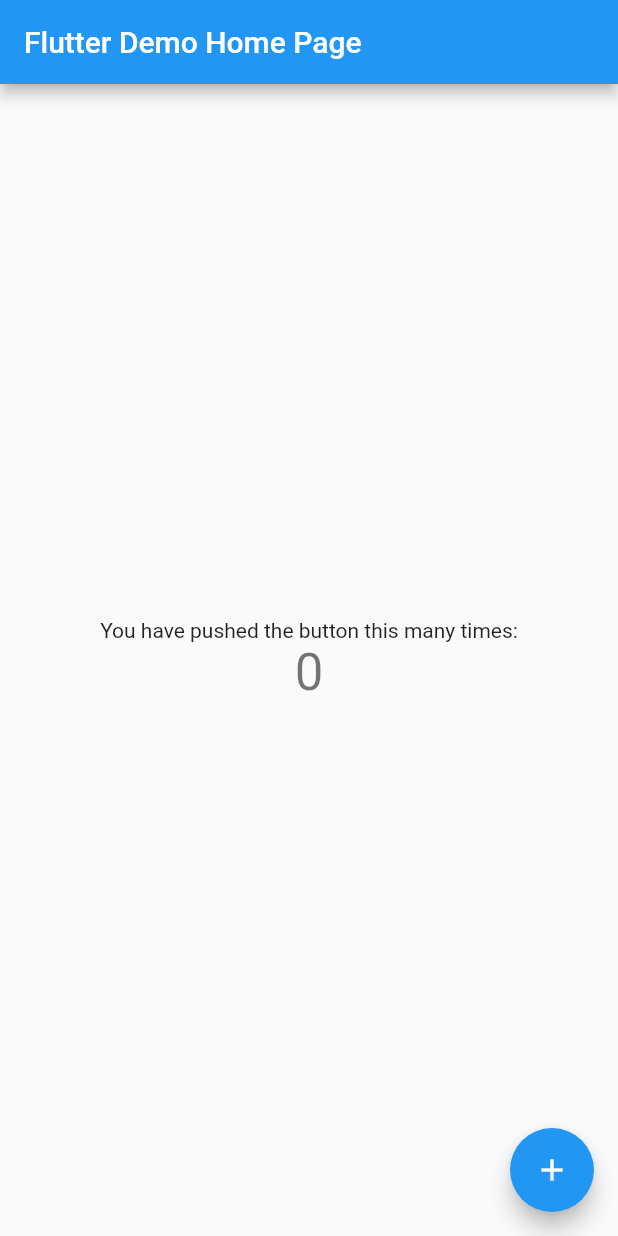
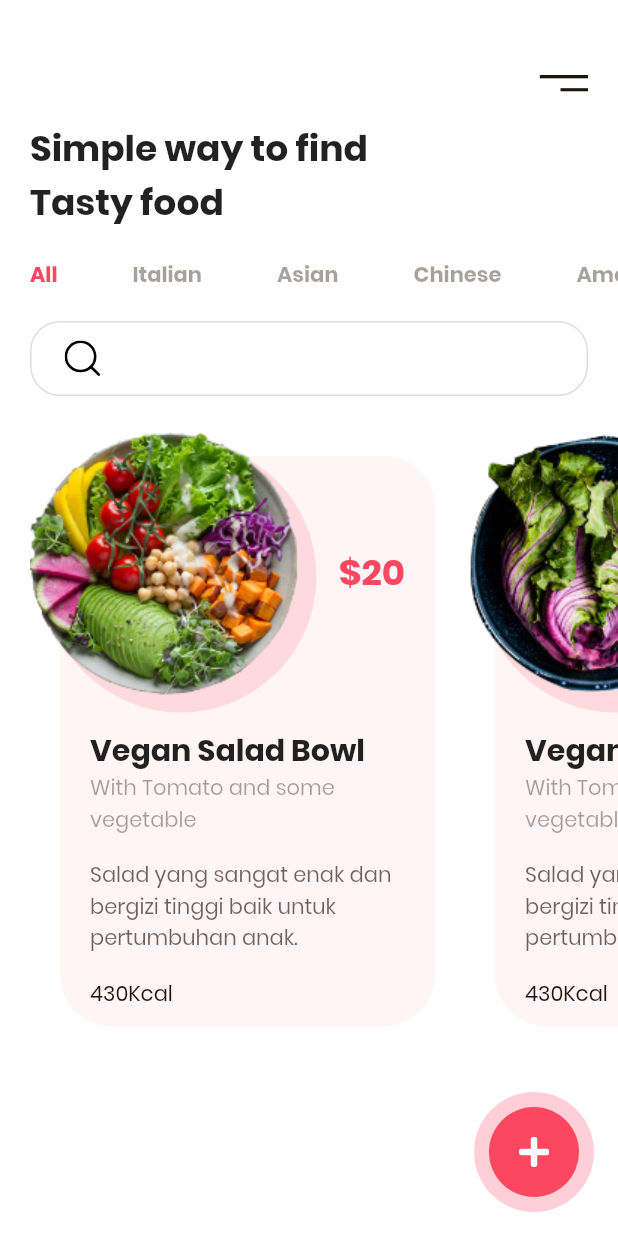
Before and after one commit to faizinkholiq/food_delivery_app, a Flutter app: the screen it shows after launch, on a phone screen of 412 x 824 dp. Run offline on Flutter 3.47's test engine with Material 2 defaults, Android fonts, the phone set to English and light mode, and no system bars; our stand-ins replace flutter_svg.

Commit message:
update ui delivery app hihihihi :sparkles:

```diff
--- /dev/null
+++ b/lib/constants.dart
@@ -0,0 +1,8 @@
+import 'package:flutter/material.dart';
+
+const kWhiteColor = Color(0xFFFFFFFF);
+const kBlackColor = Color(0xFF000000);
+const kTextColor = Color(0xFF1D150B);
+const kPrimaryColor = Color(0xFFFB475F);
+const kSecondaryColor = Color(0xFFF5E1CB);
+const kBorderColor = Color(0xFFDDDDDD);
--- a/lib/main.dart
+++ b/lib/main.dart
@@ -1,117 +1,132 @@
 import 'package:flutter/material.dart';
+import 'package:food_delivery_app/constants.dart';
+import 'package:flutter_svg/flutter_svg.dart';
+import 'package:food_delivery_app/details_screen.dart';
+import 'package:food_delivery_app/widgets/category_title.dart';
+import 'package:food_delivery_app/widgets/food_card.dart';
 
-void main() {
-  runApp(MyApp());
-}
+void main() => runApp(MyApp());
 
 class MyApp extends StatelessWidget {
-  // This widget is the root of your application.
   @override
   Widget build(BuildContext context) {
     return MaterialApp(
-      title: 'Flutter Demo',
+      debugShowCheckedModeBanner: false,
+      title: 'Food Delivery App',
       theme: ThemeData(
-        // This is the theme of your application.
-        //
-        // Try running your application with "flutter run". You'll see the
-        // application has a blue toolbar. Then, without quitting the app, try
-        // changing the primarySwatch below to Colors.green and then invoke
-        // "hot reload" (press "r" in the console where you ran "flutter run",
-        // or simply save your changes to "hot reload" in a Flutter IDE).
-        // Notice that the counter didn't reset back to zero; the application
-        // is not restarted.
-        primarySwatch: Colors.blue,
-        // This makes the visual density adapt to the platform that you run
-        // the app on. For desktop platforms, the controls will be smaller and
-        // closer together (more dense) than on mobile platforms.
-        visualDensity: VisualDensity.adaptivePlatformDensity,
+        fontFamily: "Poppins",
+        scaffoldBackgroundColor: kWhiteColor,
+        primaryColor: kPrimaryColor,
+        textTheme: TextTheme(
+          headline: TextStyle(fontWeight: FontWeight.bold),
+          button: TextStyle(fontWeight: FontWeight.bold),
+          title: TextStyle(fontWeight: FontWeight.bold),
+          body1: TextStyle(color: kTextColor),
+        )
       ),
-      home: MyHomePage(title: 'Flutter Demo Home Page'),
+      home: HomeScreen(),
     );
   }
 }
 
-class MyHomePage extends StatefulWidget {
-  MyHomePage({Key key, this.title}) : super(key: key);
-
-  // This widget is the home page of your application. It is stateful, meaning
-  // that it has a State object (defined below) that contains fields that affect
-  // how it looks.
-
-  // This class is the configuration for the state. It holds the values (in this
-  // case the title) provided by the parent (in this case the App widget) and
-  // used by the build method of the State. Fields in a Widget subclass are
-  // always marked "final".
-
-  final String title;
-
-  @override
-  _MyHomePageState createState() => _MyHomePageState();
-}
-
-class _MyHomePageState extends State<MyHomePage> {
-  int _counter = 0;
-
-  void _incrementCounter() {
-    setState(() {
-      // This call to setState tells the Flutter framework that something has
-      // changed in this State, which causes it to rerun the build method below
-      // so that the display can reflect the updated values. If we changed
-      // _counter without calling setState(), then the build method would not be
-      // called again, and so nothing would appear to happen.
-      _counter++;
-    });
-  }
-
+class HomeScreen extends StatelessWidget {
   @override
   Widget build(BuildContext context) {
-    // This method is rerun every time setState is called, for instance as done
-    // by the _incrementCounter method above.
-    //
-    // The Flutter framework has been optimized to make rerunning build methods
-    // fast, so that you can just rebuild anything that needs updating rather
-    // than having to individually change instances of widgets.
     return Scaffold(
-      appBar: AppBar(
-        // Here we take the value from the MyHomePage object that was created by
-        // the App.build method, and use it to set our appbar title.
-        title: Text(widget.title),
+      floatingActionButton: Container(
+        padding: EdgeInsets.all(10),
+        height: 80,
+        width: 80,
+        decoration: BoxDecoration(
+          shape: BoxShape.circle,
+          color: kPrimaryColor.withOpacity(.26),
+        ),
+        child: Container(
+          padding: EdgeInsets.all(20),
+          decoration: BoxDecoration(
+            shape: BoxShape.circle,
+            color: kPrimaryColor,
+          ),
+          child: SvgPicture.asset("assets/icons/plus.svg"),
+         ),
       ),
-      body: Center(
-        // Center is a layout widget. It takes a single child and positions it
-        // in the middle of the parent.
-        child: Column(
-          // Column is also a layout widget. It takes a list of children and
-          // arranges them vertically. By default, it sizes itself to fit its
-          // children horizontally, and tries to be as tall as its parent.
-          //
-          // Invoke "debug painting" (press "p" in the console, choose the
-          // "Toggle Debug Paint" action from the Flutter Inspector in Android
-          // Studio, or the "Toggle Debug Paint" command in Visual Studio Code)
-          // to see the wireframe for each widget.
-          //
-          // Column has various properties to control how it sizes itself and
-          // how it positions its children. Here we use mainAxisAlignment to
-          // center the children vertically; the main axis here is the vertical
-          // axis because Columns are vertical (the cross axis would be
-          // horizontal).
-          mainAxisAlignment: MainAxisAlignment.center,
-          children: <Widget>[
-            Text(
-              'You have pushed the button this many times:',
+      body: Column(
+        crossAxisAlignment: CrossAxisAlignment.start,
+        children: [
+          Padding(
+            padding: const EdgeInsets.only(right: 20, top: 50),
+            child: Align(
+              alignment: Alignment.topRight,
+              child: SvgPicture.asset("assets/icons/menu.svg", height: 11,),
             ),
-            Text(
-              '$_counter',
-              style: Theme.of(context).textTheme.headline4,
+          ),
+          Padding(
+            padding: const EdgeInsets.all(20),
+            child: Text(
+              "Simple way to find \nTasty food",
+              style: Theme.of(context).textTheme.headline,
+            )
+          ),
+          SingleChildScrollView(
+            scrollDirection: Axis.horizontal,
+            child: Row(
+              children: [
+                CategoryTitle(title: "All", active: true,),
+                CategoryTitle(title: "Italian"),
+                CategoryTitle(title: "Asian"),
+                CategoryTitle(title: "Chinese"),
+                CategoryTitle(title: "American"),
+              ],
             ),
-          ],
-        ),
+          ),
+          Container(
+            alignment: Alignment.centerLeft,
+            margin: EdgeInsets.symmetric(vertical: 20, horizontal: 20),
+            padding: EdgeInsets.symmetric(vertical: 12, horizontal: 20),
+            height: 50,
+            width: double.infinity,
+            decoration: BoxDecoration(
+              borderRadius: BorderRadius.circular(20),
+              border: Border.all(color: kBorderColor),
+            ),
+            child: SvgPicture.asset("assets/icons/search.svg"),
+          ),
+          SingleChildScrollView(
+            scrollDirection: Axis.horizontal,
+            child: Row(
+              children: [
+                FoodCard(
+                  press: () {
+                    Navigator.push(
+                      context,
+                      MaterialPageRoute(
+                        builder: (context){
+                          return DetailsScreen();
+                        }
+                      )
+                    );
+                  },
+                  title: "Vegan Salad Bowl",
+                  image: "assets/images/image_1.png",
+                  price: 20,
+                  calories: "430Kcal",
+                  description: "Salad yang sangat enak dan bergizi tinggi baik untuk pertumbuhan anak.",
+                  ingredients: "Tomato and some vegetable",
+                ),
+                FoodCard(
+                  title: "Vegan Salad Bowl",
+                  image: "assets/images/image_2.png",
+                  price: 20,
+                  calories: "430Kcal",
+                  description: "Salad yang sangat enak dan bergizi tinggi baik untuk pertumbuhan anak.",
+                  ingredients: "Tomato and some vegetable",
+                ),
+                SizedBox(width: 20),
+              ],
+            ),
+          )
+        ],
       ),
-      floatingActionButton: FloatingActionButton(
-        onPressed: _incrementCounter,
-        tooltip: 'Increment',
-        child: Icon(Icons.add),
-      ), // This trailing comma makes auto-formatting nicer for build methods.
     );
   }
 }
--- /dev/null
+++ b/lib/widgets/category_title.dart
@@ -0,0 +1,27 @@
+
+import 'package:flutter/material.dart';
+import 'package:food_delivery_app/constants.dart';
+
+class CategoryTitle extends StatelessWidget {
+  final String title;
+  final bool active;
+  const CategoryTitle({
+    Key key,
+    this.active = false,
+    this.title,
+  }) : super(key: key);
+
+  @override
+  Widget build(BuildContext context) {
+    return Padding(
+      padding: const EdgeInsets.only(left: 20, right: 30,),
+      child: Text(
+        title,
+        style: Theme.of(context)
+            .textTheme
+            .button
+            .copyWith(color: active? kPrimaryColor : kTextColor.withOpacity(.4)),
+      ),
+    );
+  }
+}
--- /dev/null
+++ b/lib/widgets/food_card.dart
@@ -0,0 +1,126 @@
+
+import 'package:flutter/material.dart';
+import 'package:food_delivery_app/constants.dart';
+
+class FoodCard extends StatelessWidget {
+  final String title;
+  final String ingredients;
+  final String image;
+  final int price;
+  final String calories;
+  final String description;
+  final Function press;
+
+  const FoodCard({
+    Key key,
+    this.title,
+    this.ingredients,
+    this.image,
+    this.price,
+    this.calories,
+    this.description,
+    this.press,
+  }) : super(key: key);
+
+  @override
+  Widget build(BuildContext context) {
+    return GestureDetector(
+      onTap: press,
+      child: Container(
+        margin: EdgeInsets.only(left: 20),
+        height: 400,
+        width: 270,
+        child: Stack(
+          children: [
+            // Big Light Background
+            Positioned(
+              right: 0,
+              bottom: 0,
+              child: Container(
+                height: 380,
+                width: 250,
+                decoration: BoxDecoration(
+                  borderRadius: BorderRadius.circular(34),
+                  color: kPrimaryColor.withOpacity(.06),
+                ),
+              ),
+            ),
+            // Rounded Background
+            Positioned(
+              top: 10,
+              left: 10,
+              child: Container(
+                height: 181,
+                width: 181,
+                decoration: BoxDecoration(
+                  shape: BoxShape.circle,
+                  color: kPrimaryColor.withOpacity(.15),
+                ),
+              ),
+            ),
+            // Food Image
+            Positioned(
+              top: -0,
+              left: -50,
+              child: Container(
+                height: 184,
+                width: 276,
+                decoration: BoxDecoration(
+                  image: DecorationImage(
+                    image: AssetImage(image),
+                  )
+                ),
+              ),
+            ),
+            // Price
+            Positioned(
+              right: 20,
+              top: 80,
+              child: Text(
+                "\$$price",
+                style: Theme.of(context)
+                    .textTheme
+                    .headline
+                    .copyWith(color: kPrimaryColor),
+              ),
+            ),
+            Positioned(
+              top: 201,
+              left: 40,
+              child: Container(
+                width: 210,
+                child: Column(
+                  crossAxisAlignment: CrossAxisAlignment.start,
+                  children: [
+                    Text(
+                      title,
+                      style: Theme.of(context).textTheme.title,
+                    ),
+                    Text(
+                      "With $ingredients",
+                      style: TextStyle(
+                        color: kTextColor.withOpacity(.4),
+                      )
+                    ),
+                    SizedBox(height: 16),
+                    Text(
+                      description,
+                      maxLines: 4,
+                      style: TextStyle(
+                        color: kTextColor.withOpacity(.65),
+                      ),
+                    ),
+                    SizedBox(height: 16),
+                    Text(
+                      calories,
+                    )
+                  ],
+                ),
+              )
+            )
+          ],
+        ),
+      ),
+    );
+  }
+}
```
Also changed, not shown: lib/details_screen.dart (added, +148 -0 lines), pubspec.yaml (+13 -16 lines), pubspec.lock.
